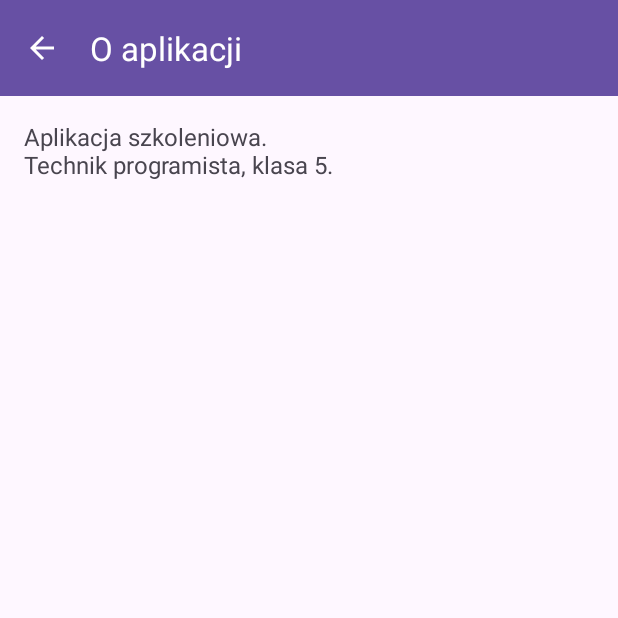
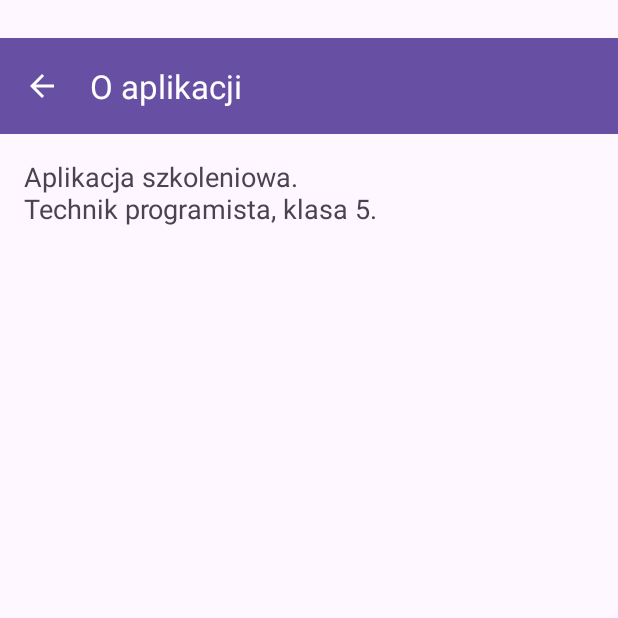
Before and after one commit to Big-Kuki/AS_MenuBar_zad1, an Android app: the AboutActivity screen opened directly, with no data from a screen before it, on a phone screen of 412 x 824 dp, the top half of it. Run offline under Robolectric (Android 15) with nearby library versions, the phone set to English and light mode, and no system bars.

Commit message:
feat: ekran O aplikacji ze strzalka powrotu

```diff
--- a/app/src/main/AndroidManifest.xml
+++ b/app/src/main/AndroidManifest.xml
@@ -24,6 +24,7 @@
         <activity
             android:name=".AboutActivity"
             android:exported="false"
+            android:label="@string/title_about"
             android:parentActivityName=".MainActivity" />
     </application>
 
--- a/app/src/main/java/com/example/as_menubar_zad1/AboutActivity.java
+++ b/app/src/main/java/com/example/as_menubar_zad1/AboutActivity.java
@@ -1,6 +1,8 @@
 package com.example.as_menubar_zad1;
 
 import android.os.Bundle;
+import android.view.MenuItem;
+
 import androidx.appcompat.app.AppCompatActivity;
 import androidx.appcompat.widget.Toolbar;
 
@@ -13,15 +15,15 @@ public class AboutActivity extends AppCompatActivity {
 
         Toolbar toolbar = findViewById(R.id.toolbar);
         setSupportActionBar(toolbar);
-        if (getSupportActionBar() != null) {
-            getSupportActionBar().setDisplayHomeAsUpEnabled(true);
-            getSupportActionBar().setTitle(R.string.title_about);
-        }
+        getSupportActionBar().setDisplayHomeAsUpEnabled(true);
     }
 
     @Override
-    public boolean onSupportNavigateUp() {
-        finish();
-        return true;
+    public boolean onOptionsItemSelected(MenuItem item) {
+        if (item.getItemId() == android.R.id.home) {
+            finish();
+            return true;
+        }
+        return super.onOptionsItemSelected(item);
     }
 }
--- a/app/src/main/res/layout/activity_about.xml
+++ b/app/src/main/res/layout/activity_about.xml
@@ -2,9 +2,11 @@
 <LinearLayout xmlns:android="http://schemas.android.com/apk/res/android"
     xmlns:app="http://schemas.android.com/apk/res-auto"
     xmlns:tools="http://schemas.android.com/tools"
+    android:id="@+id/about"
     android:layout_width="match_parent"
     android:layout_height="match_parent"
     android:orientation="vertical"
+    android:layout_marginTop="25sp"
     tools:context=".AboutActivity">
 
     <androidx.appcompat.widget.Toolbar
@@ -21,6 +23,6 @@
         android:layout_height="wrap_content"
         android:padding="16dp"
         android:text="@string/about_text"
-        android:textSize="16sp" />
+        android:textSize="18sp" />
 
 </LinearLayout>
--- a/app/src/main/res/layout/activity_main.xml
+++ b/app/src/main/res/layout/activity_main.xml
@@ -12,6 +12,7 @@
         android:id="@+id/toolbar"
         android:layout_width="match_parent"
         android:layout_height="?attr/actionBarSize"
+        android:layout_marginTop="25sp"
         android:background="?attr/colorPrimary"
         app:theme="@style/ThemeOverlay.AppCompat.Dark.ActionBar"
         app:titleTextColor="#FFFFFF" />
```
Also changed, not shown: 1 other file.
